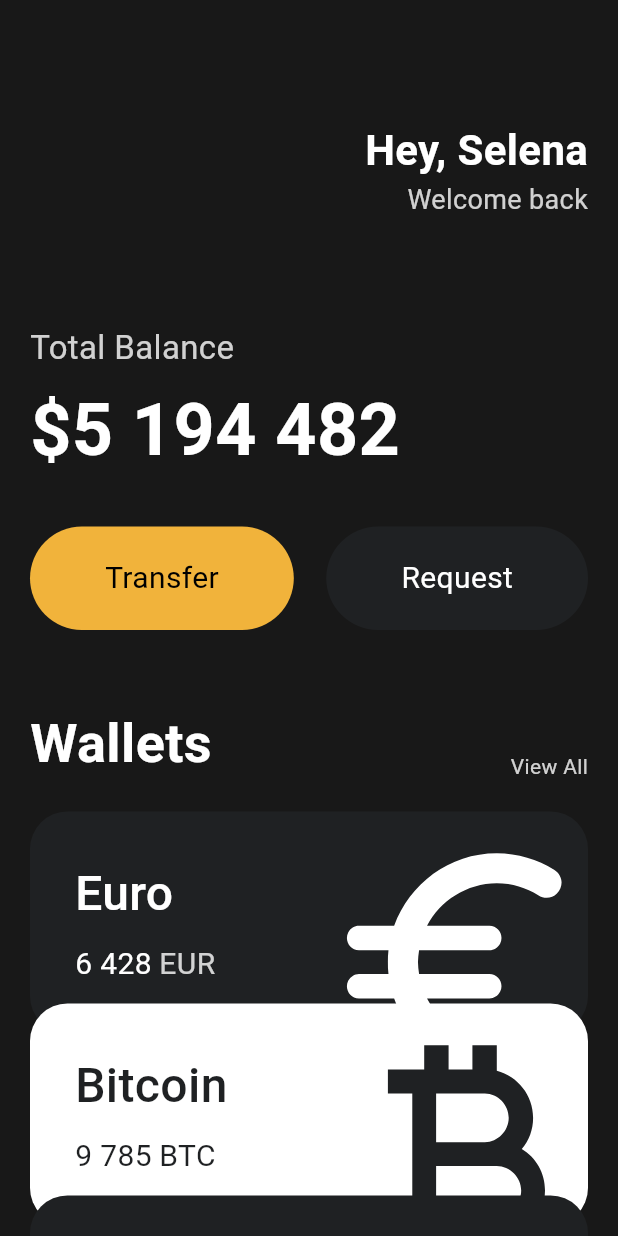
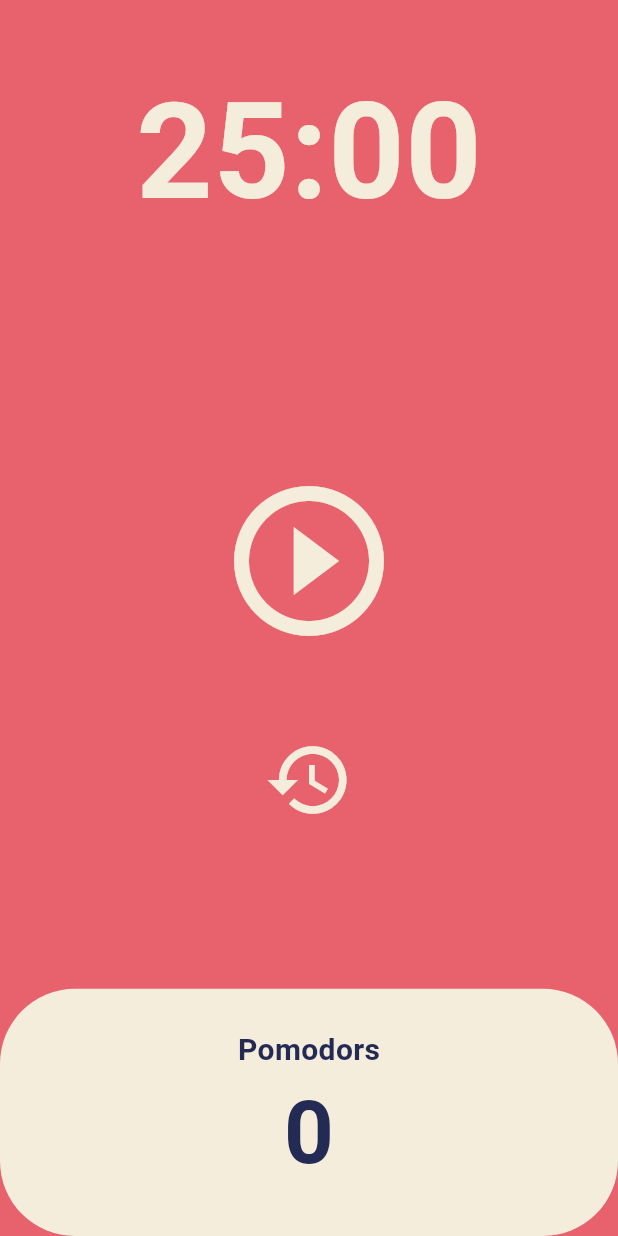
Before and after one commit to hojun-jo/NomadCoders-toonflix, a Flutter app: the screen it shows after launch, on a phone screen of 412 x 824 dp. Run offline on Flutter 3.47's test engine with Material 3 defaults, Android fonts, the phone set to English and light mode, and no system bars.

Commit message:
feat: Pomodoro App

```diff
--- a/lib/main.dart
+++ b/lib/main.dart
@@ -1,6 +1,5 @@
 import 'package:flutter/material.dart';
-import 'package:toonflix/widgets/button.dart';
-import 'package:toonflix/widgets/currency_card.dart';
+import 'package:toonflix/screens/home_screen.dart';
 
 void main() {
   runApp(const App());
@@ -12,136 +11,16 @@ class App extends StatelessWidget {
   @override
   Widget build(BuildContext context) {
     return MaterialApp(
-      home: Scaffold(
-        backgroundColor: const Color(0xff181818),
-        body: SingleChildScrollView(
-          child: Padding(
-            padding: const EdgeInsets.symmetric(horizontal: 20),
-            child: Column(
-              crossAxisAlignment: CrossAxisAlignment.start,
-              children: [
-                const SizedBox(
-                  height: 80,
-                ),
-                Row(
-                  mainAxisAlignment: MainAxisAlignment.end,
-                  children: [
-                    Column(
-                      crossAxisAlignment: CrossAxisAlignment.end,
-                      children: [
-                        const Text(
-                          "Hey, Selena",
-                          style: TextStyle(
-                            color: Colors.white,
-                            fontSize: 28,
-                            fontWeight: FontWeight.bold,
-                          ),
-                        ),
-                        Text(
-                          "Welcome back",
-                          style: TextStyle(
-                            color: Colors.white.withOpacity(0.8),
-                            fontSize: 18,
-                          ),
-                        ),
-                      ],
-                    ),
-                  ],
-                ),
-                const SizedBox(
-                  height: 70,
-                ),
-                Text(
-                  'Total Balance',
-                  style: TextStyle(
-                    fontSize: 22,
-                    color: Colors.white.withOpacity(0.8),
-                  ),
-                ),
-                const SizedBox(
-                  height: 5,
-                ),
-                const Text(
-                  '\$5 194 482',
-                  style: TextStyle(
-                    fontSize: 48,
-                    fontWeight: FontWeight.bold,
-                    color: Colors.white,
-                  ),
-                ),
-                const SizedBox(
-                  height: 30,
-                ),
-                const Row(
-                  mainAxisAlignment: MainAxisAlignment.spaceBetween,
-                  children: [
-                    Button(
-                      text: 'Transfer',
-                      bgColor: Color(0xfff1b33b),
-                      textColor: Colors.black,
-                    ),
-                    Button(
-                      text: 'Request',
-                      bgColor: Color(0xff1f2123),
-                      textColor: Colors.white,
-                    ),
-                  ],
-                ),
-                const SizedBox(
-                  height: 50,
-                ),
-                Row(
-                  mainAxisAlignment: MainAxisAlignment.spaceBetween,
-                  crossAxisAlignment: CrossAxisAlignment.end,
-                  children: [
-                    const Text(
-                      'Wallets',
-                      style: TextStyle(
-                        color: Colors.white,
-                        fontSize: 36,
-                        fontWeight: FontWeight.bold,
-                      ),
-                    ),
-                    Text(
-                      'View All',
-                      style: TextStyle(
-                        color: Colors.white.withOpacity(0.8),
-                      ),
-                    ),
-                  ],
-                ),
-                const SizedBox(
-                  height: 20,
-                ),
-                const CurrencyCard(
-                  name: 'Euro',
-                  code: 'EUR',
-                  amount: '6 428',
-                  icon: Icons.euro_rounded,
-                  isInverted: false,
-                  order: 0,
-                ),
-                const CurrencyCard(
-                  name: 'Bitcoin',
-                  code: 'BTC',
-                  amount: '9 785',
-                  icon: Icons.currency_bitcoin,
-                  isInverted: true,
-                  order: 1,
-                ),
-                const CurrencyCard(
-                  name: 'Dollar',
-                  code: 'USD',
-                  amount: '428',
-                  icon: Icons.attach_money,
-                  isInverted: false,
-                  order: 2,
-                ),
-              ],
-            ),
+      theme: ThemeData(
+        scaffoldBackgroundColor: const Color(0xffe7626c),
+        textTheme: const TextTheme(
+          headlineLarge: TextStyle(
+            color: Color(0xff232b55),
           ),
         ),
+        cardColor: const Color(0xfff4eddb),
       ),
+      home: const HomeScreen(),
     );
   }
 }
--- /dev/null
+++ b/lib/screens/home_screen.dart
@@ -0,0 +1,154 @@
+import 'dart:async';
+
+import 'package:flutter/material.dart';
+
+class HomeScreen extends StatefulWidget {
+  const HomeScreen({super.key});
+
+  @override
+  State<HomeScreen> createState() => _HomeScreenState();
+}
+
+class _HomeScreenState extends State<HomeScreen> {
+  static const twentyFiveMinutes = 1500;
+  int totalSeconds = twentyFiveMinutes;
+  bool isRunning = false;
+  int totalPomodoros = 0;
+  late Timer timer;
+
+  void onTick(Timer timer) {
+    if (totalSeconds == 0) {
+      setState(() {
+        totalPomodoros++;
+        isRunning = false;
+        totalSeconds = twentyFiveMinutes;
+      });
+      timer.cancel();
+    } else {
+      setState(() {
+        totalSeconds--;
+      });
+    }
+  }
+
+  void onStartPressed() {
+    timer = Timer.periodic(
+      const Duration(seconds: 1),
+      onTick,
+    );
+    setState(() {
+      isRunning = true;
+    });
+  }
+
+  void onPausePressed() {
+    timer.cancel();
+    setState(() {
+      isRunning = false;
+    });
+  }
+
+  void onStopPressed() {
+    onPausePressed();
+    setState(() {
+      totalSeconds = twentyFiveMinutes;
+    });
+  }
+
+  String format(int seconds) {
+    var duration = Duration(seconds: seconds);
+    return duration.toString().substring(2, 7);
+  }
+
+  @override
+  Widget build(BuildContext context) {
+    return Scaffold(
+      backgroundColor: Theme.of(context).scaffoldBackgroundColor,
+      body: Column(
+        children: [
+          Flexible(
+            flex: 1,
+            child: Container(
+              alignment: Alignment.bottomCenter,
+              child: Text(
+                format(totalSeconds),
+                style: TextStyle(
+                  color: Theme.of(context).cardColor,
+                  fontSize: 89,
+                  fontWeight: FontWeight.w600,
+                ),
+              ),
+            ),
+          ),
+          Flexible(
+            flex: 3,
+            child: Column(
+              mainAxisAlignment: MainAxisAlignment.center,
+              children: [
+                IconButton(
+                  iconSize: 120,
+                  color: Theme.of(context).cardColor,
+                  onPressed: isRunning ? onPausePressed : onStartPressed,
+                  icon: Icon(isRunning
+                      ? Icons.pause_circle_outline
+                      : Icons.play_circle_outline),
+                ),
+                Transform.translate(
+                  offset: const Offset(0, 40),
+                  child: IconButton(
+                    iconSize: 60,
+                    color: Theme.of(context).cardColor,
+                    onPressed: onStopPressed,
+                    icon: const Icon(Icons.restore),
+                  ),
+                )
+              ],
+            ),
+          ),
+          Flexible(
+            flex: 1,
+            child: Row(
+              children: [
+                Expanded(
+                  child: Container(
+                    decoration: BoxDecoration(
+                      color: Theme.of(context).cardColor,
+                      borderRadius: BorderRadius.circular(50),
+                    ),
+                    child: Column(
+                      mainAxisAlignment: MainAxisAlignment.center,
+                      children: [
+                        Text(
+                          'Pomodors',
+                          style: TextStyle(
+                            fontSize: 20,
+                            fontWeight: FontWeight.w600,
+                            color: Theme.of(context)
+                                .textTheme
+                                .headlineLarge
+                                ?.color,
+                          ),
+                        ),
+                        Text(
+                          '$totalPomodoros',
+                          style: TextStyle(
+                            fontSize: 58,
+                            fontWeight: FontWeight.w600,
+                            color: Theme.of(context)
+                                .textTheme
+                                .headlineLarge
+                                ?.color,
+                          ),
+                        ),
+                      ],
+                    ),
+                  ),
+                ),
+              ],
+            ),
+          ),
+        ],
+      ),
+    );
+  }
+}
--- a/lib/widgets/button.dart
+++ /dev/null
@@ -1,37 +0,0 @@
-import 'package:flutter/material.dart';
-
-class Button extends StatelessWidget {
-  final String text;
-  final Color bgColor;
-  final Color textColor;
-
-  const Button({
-    super.key,
-    required this.text,
-    required this.bgColor,
-    required this.textColor,
-  });
-
-  @override
-  Widget build(BuildContext context) {
-    return Container(
-      decoration: BoxDecoration(
-        color: bgColor,
-        borderRadius: BorderRadius.circular(45),
-      ),
-      child: Padding(
-        padding: const EdgeInsets.symmetric(
-          vertical: 20,
-          horizontal: 50,
-        ),
-        child: Text(
-          text,
-          style: TextStyle(
-            color: textColor,
-            fontSize: 20,
-          ),
-        ),
-      ),
-    );
-  }
-}
--- a/lib/widgets/currency_card.dart
+++ /dev/null
@@ -1,93 +0,0 @@
-import 'package:flutter/material.dart';
-
-class CurrencyCard extends StatelessWidget {
-  final String name, code, amount;
-  final IconData icon;
-  final bool isInverted;
-  final int order;
-
-  final _blackColor = const Color(0xff1f2123);
-  final _offset = -20.0;
-
-  const CurrencyCard({
-    super.key,
-    required this.name,
-    required this.code,
-    required this.amount,
-    required this.icon,
-    required this.isInverted,
-    required this.order,
-  });
-
-  @override
-  Widget build(BuildContext context) {
-    return Transform.translate(
-      offset: Offset(0, order * _offset),
-      child: Container(
-        clipBehavior: Clip.hardEdge,
-        decoration: BoxDecoration(
-          color: isInverted ? Colors.white : _blackColor,
-          borderRadius: BorderRadius.circular(25),
-        ),
-        child: Padding(
-          padding: const EdgeInsets.all(30),
-          child: Row(
-            mainAxisAlignment: MainAxisAlignment.spaceBetween,
-            children: [
-              Column(
-                crossAxisAlignment: CrossAxisAlignment.start,
-                children: [
-                  Text(
-                    name,
-                    style: TextStyle(
-                      color: isInverted ? _blackColor : Colors.white,
-                      fontSize: 32,
-                      fontWeight: FontWeight.w500,
-                    ),
-                  ),
-                  const SizedBox(
-                    height: 10,
-                  ),
-                  Row(
-                    children: [
-                      Text(
-                        amount,
-                        style: TextStyle(
-                          color: isInverted ? _blackColor : Colors.white,
-                          fontSize: 20,
-                        ),
-                      ),
-                      const SizedBox(
-                        width: 5,
-                      ),
-                      Text(
-                        code,
-                        style: TextStyle(
-                          color: isInverted
-                              ? _blackColor
-                              : Colors.white.withOpacity(0.8),
-                          fontSize: 20,
-                        ),
-                      ),
-                    ],
-                  ),
-                ],
-              ),
-              Transform.scale(
-                scale: 2.2,
-                child: Transform.translate(
-                  offset: const Offset(-5, 12),
-                  child: Icon(
-                    icon,
-                    color: isInverted ? _blackColor : Colors.white,
-                    size: 88,
-                  ),
-                ),
-              ),
-            ],
-          ),
-        ),
-      ),
-    );
-  }
-}
```
